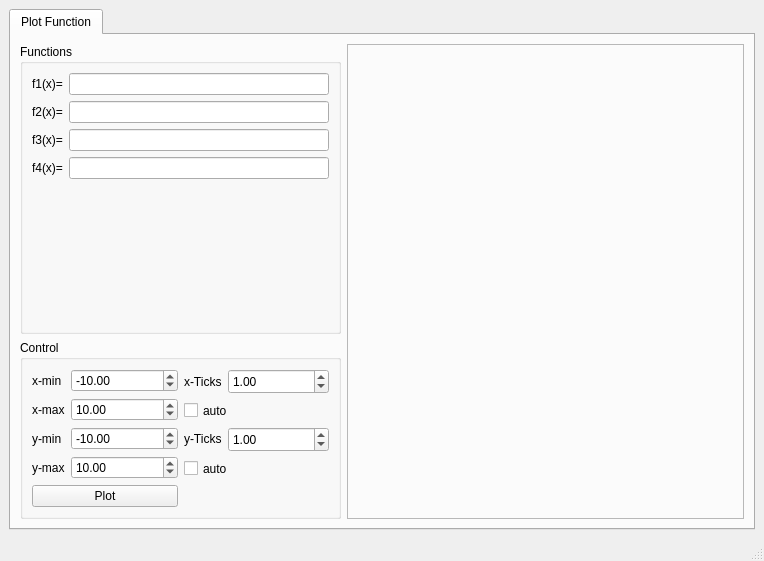
Old version of the form src/mathtools.ui in the repository trent2/MathTools.
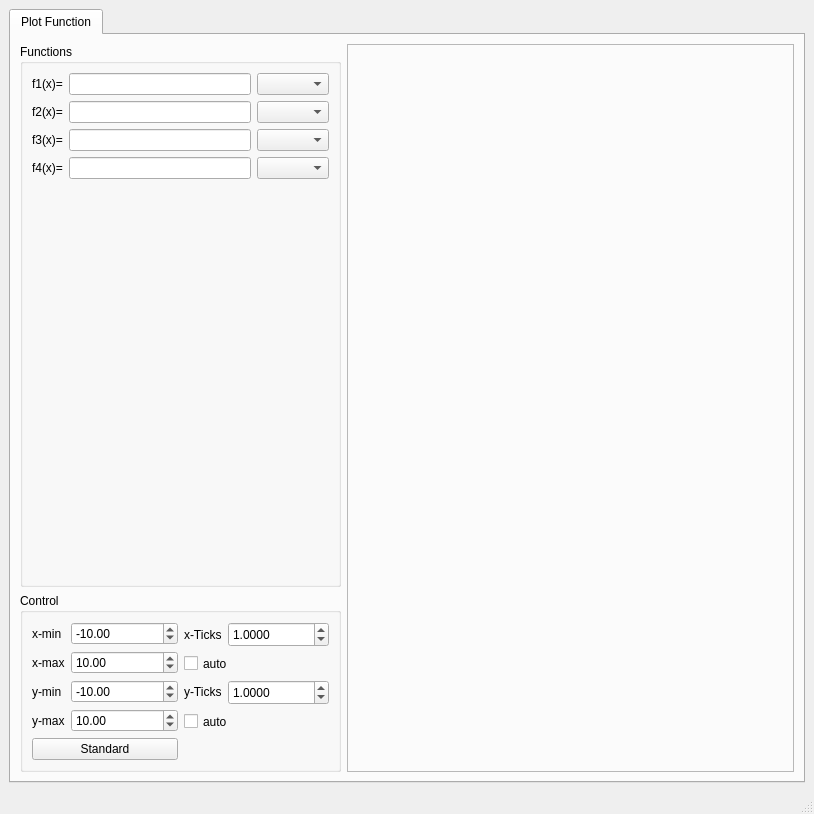
New version of the form. Custom widgets are drawn as their Qt base class.

Patch:
```diff
--- a/src/mathtools.ui
+++ b/src/mathtools.ui
@@ -7,8 +7,8 @@
    <rect>
     <x>0</x>
     <y>0</y>
-    <width>764</width>
-    <height>561</height>
+    <width>814</width>
+    <height>814</height>
    </rect>
   </property>
   <property name="windowTitle">
@@ -49,10 +49,7 @@
           <property name="title">
            <string>Functions</string>
           </property>
-          <layout class="QFormLayout" name="formLayout">
-           <property name="fieldGrowthPolicy">
-            <enum>QFormLayout::AllNonFixedFieldsGrow</enum>
-           </property>
+          <layout class="QGridLayout" name="gridLayout_4">
            <item row="0" column="0">
             <widget class="QLabel" name="f1Label">
              <property name="text">
@@ -60,6 +57,25 @@
              </property>
             </widget>
            </item>
+           <item row="0" column="1">
+            <widget class="QLineEdit" name="f1LineEdit"/>
+           </item>
+           <item row="0" column="2">
+            <widget class="QtColorComboBox" name="f1CCombo">
+             <property name="sizePolicy">
+              <sizepolicy hsizetype="Maximum" vsizetype="Fixed">
+               <horstretch>0</horstretch>
+               <verstretch>0</verstretch>
+              </sizepolicy>
+             </property>
+             <property name="maximumSize">
+              <size>
+               <width>80</width>
+               <height>16777215</height>
+              </size>
+             </property>
+            </widget>
+           </item>
            <item row="1" column="0">
             <widget class="QLabel" name="f2Label">
              <property name="text">
@@ -70,6 +86,22 @@
            <item row="1" column="1">
             <widget class="QLineEdit" name="f2LineEdit"/>
            </item>
+           <item row="1" column="2">
+            <widget class="QtColorComboBox" name="f2CCombo">
+             <property name="sizePolicy">
+              <sizepolicy hsizetype="Maximum" vsizetype="Fixed">
+               <horstretch>0</horstretch>
+               <verstretch>0</verstretch>
+              </sizepolicy>
+             </property>
+             <property name="maximumSize">
+              <size>
+               <width>80</width>
+               <height>16777215</height>
+              </size>
+             </property>
+            </widget>
+           </item>
            <item row="2" column="0">
             <widget class="QLabel" name="f3Label">
              <property name="text">
@@ -80,6 +112,22 @@
            <item row="2" column="1">
             <widget class="QLineEdit" name="f3LineEdit"/>
            </item>
+           <item row="2" column="2">
+            <widget class="QtColorComboBox" name="f3CCombo">
+             <property name="sizePolicy">
+              <sizepolicy hsizetype="Maximum" vsizetype="Fixed">
+               <horstretch>0</horstretch>
+               <verstretch>0</verstretch>
+              </sizepolicy>
+             </property>
+             <property name="maximumSize">
+              <size>
+               <width>80</width>
+               <height>16777215</height>
+              </size>
+             </property>
+            </widget>
+           </item>
            <item row="3" column="0">
             <widget class="QLabel" name="f4Label">
              <property name="text">
@@ -90,8 +138,34 @@
            <item row="3" column="1">
             <widget class="QLineEdit" name="f4LineEdit"/>
            </item>
-           <item row="0" column="1">
-            <widget class="QLineEdit" name="f1LineEdit"/>
+           <item row="3" column="2">
+            <widget class="QtColorComboBox" name="f4CCombo">
+             <property name="sizePolicy">
+              <sizepolicy hsizetype="Maximum" vsizetype="Fixed">
+               <horstretch>0</horstretch>
+               <verstretch>0</verstretch>
+              </sizepolicy>
+             </property>
+             <property name="maximumSize">
+              <size>
+               <width>80</width>
+               <height>16777215</height>
+              </size>
+             </property>
+            </widget>
+           </item>
+           <item row="4" column="1">
+            <spacer name="verticalSpacer">
+             <property name="orientation">
+              <enum>Qt::Vertical</enum>
+             </property>
+             <property name="sizeHint" stdset="0">
+              <size>
+               <width>20</width>
+               <height>341</height>
+              </size>
+             </property>
+            </spacer>
            </item>
           </layout>
          </widget>
@@ -145,6 +219,9 @@
           <layout class="QGridLayout" name="gridLayout_3">
            <item row="0" column="0">
             <layout class="QFormLayout" name="formLayout_3">
+             <property name="fieldGrowthPolicy">
+              <enum>QFormLayout::AllNonFixedFieldsGrow</enum>
+             </property>
              <item row="0" column="0">
               <widget class="QLabel" name="xminLabel">
                <property name="text">
@@ -274,8 +351,14 @@
                  <height>25</height>
                 </size>
                </property>
+               <property name="decimals">
+                <number>4</number>
+               </property>
+               <property name="minimum">
+                <double>-99999.000000000000000</double>
+               </property>
                <property name="maximum">
-                <double>100000.000000000000000</double>
+                <double>99999.000000000000000</double>
                </property>
                <property name="value">
                 <double>1.000000000000000</double>
@@ -310,8 +393,14 @@
                  <height>25</height>
                 </size>
                </property>
+               <property name="decimals">
+                <number>4</number>
+               </property>
+               <property name="minimum">
+                <double>-99999.000000000000000</double>
+               </property>
                <property name="maximum">
-                <double>100000.000000000000000</double>
+                <double>99999.000000000000000</double>
                </property>
                <property name="value">
                 <double>1.000000000000000</double>
@@ -336,7 +425,7 @@
            <item row="1" column="0">
             <widget class="QPushButton" name="plotPushButton">
              <property name="text">
-              <string>Plot</string>
+              <string>Standard</string>
              </property>
             </widget>
            </item>
@@ -362,6 +451,11 @@
   <widget class="QStatusBar" name="statusbar"/>
  </widget>
  <customwidgets>
+  <customwidget>
+   <class>QtColorComboBox</class>
+   <extends>QComboBox</extends>
+   <header>qtcolorcombobox.hpp</header>
+  </customwidget>
   <customwidget>
    <class>Plotter</class>
    <extends>QFrame</extends>
```
Left out of the diff: 193 changed lines with no effect on the pictures.
